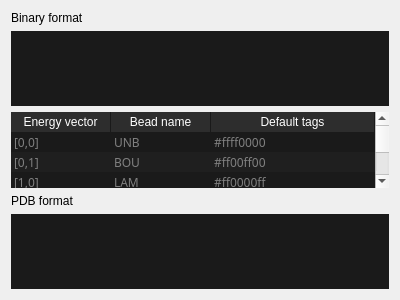
Old version of the form QChromosome/defaults.ui in the repository Michalaq/ChromosomeVisualizer.
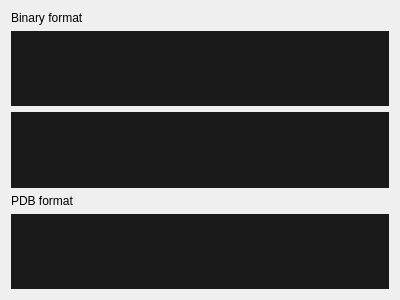
New version of the form. Custom widgets are drawn as their Qt base class.

```diff
--- a/QChromosome/defaults.ui
+++ b/QChromosome/defaults.ui
@@ -93,7 +93,7 @@
     </widget>
    </item>
    <item>
-    <widget class="TableWidget" name="tableWidget_2">
+    <widget class="TableView" name="tableView_2">
      <property name="focusPolicy">
       <enum>Qt::ClickFocus</enum>
      </property>
@@ -124,101 +124,6 @@
      <attribute name="verticalHeaderDefaultSectionSize">
       <number>20</number>
      </attribute>
-     <row>
-      <property name="text">
-       <string>Nowy wiersz</string>
-      </property>
-     </row>
-     <row>
-      <property name="text">
-       <string>Nowy wiersz</string>
-      </property>
-     </row>
-     <row>
-      <property name="text">
-       <string>Nowy wiersz</string>
-      </property>
-     </row>
-     <row>
-      <property name="text">
-       <string>Nowy wiersz</string>
-      </property>
-     </row>
-     <column>
-      <property name="text">
-       <string>Energy vector</string>
-      </property>
-     </column>
-     <column>
-      <property name="text">
-       <string>Bead name</string>
-      </property>
-     </column>
-     <column>
-      <property name="text">
-       <string>Default tags</string>
-      </property>
-     </column>
-     <item row="0" column="0">
-      <property name="text">
-       <string>[0,0]</string>
-      </property>
-     </item>
-     <item row="0" column="1">
-      <property name="text">
-       <string>UNB</string>
-      </property>
-     </item>
-     <item row="0" column="2">
-      <property name="text">
-       <string>#ffff0000</string>
-      </property>
-     </item>
-     <item row="1" column="0">
-      <property name="text">
-       <string>[0,1]</string>
-      </property>
-     </item>
-     <item row="1" column="1">
-      <property name="text">
-       <string>BOU</string>
-      </property>
-     </item>
-     <item row="1" column="2">
-      <property name="text">
-       <string>#ff00ff00</string>
-      </property>
-     </item>
-     <item row="2" column="0">
-      <property name="text">
-       <string>[1,0]</string>
-      </property>
-     </item>
-     <item row="2" column="1">
-      <property name="text">
-       <string>LAM</string>
-      </property>
-     </item>
-     <item row="2" column="2">
-      <property name="text">
-       <string>#ff0000ff</string>
-      </property>
-     </item>
-     <item row="3" column="0">
-      <property name="text">
-       <string>[2,0]</string>
-      </property>
-     </item>
-     <item row="3" column="1">
-      <property name="text">
-       <string>LAM</string>
-      </property>
-     </item>
-     <item row="3" column="2">
-      <property name="text">
-       <string>#ff0000ff</string>
-      </property>
-     </item>
     </widget>
    </item>
    <item>
@@ -265,11 +170,6 @@
   </layout>
  </widget>
  <customwidgets>
-  <customwidget>
-   <class>TableWidget</class>
-   <extends>QTableWidget</extends>
-   <header>tablewidget.h</header>
-  </customwidget>
   <customwidget>
    <class>TableView</class>
    <extends>QTableView</extends>
```
